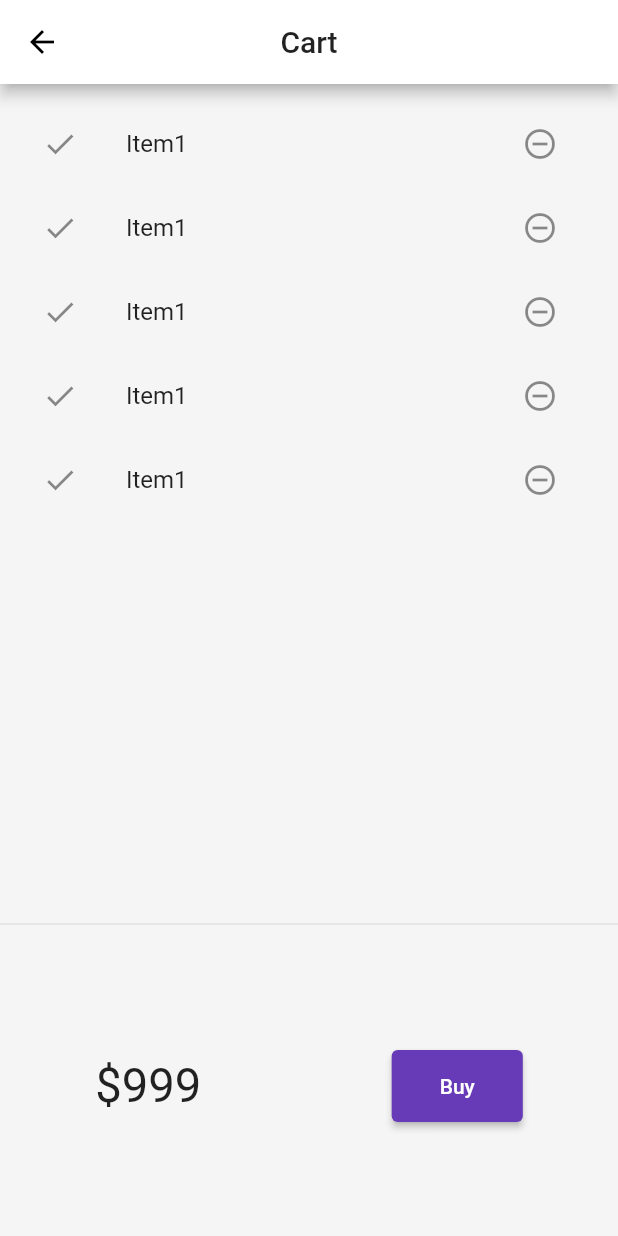
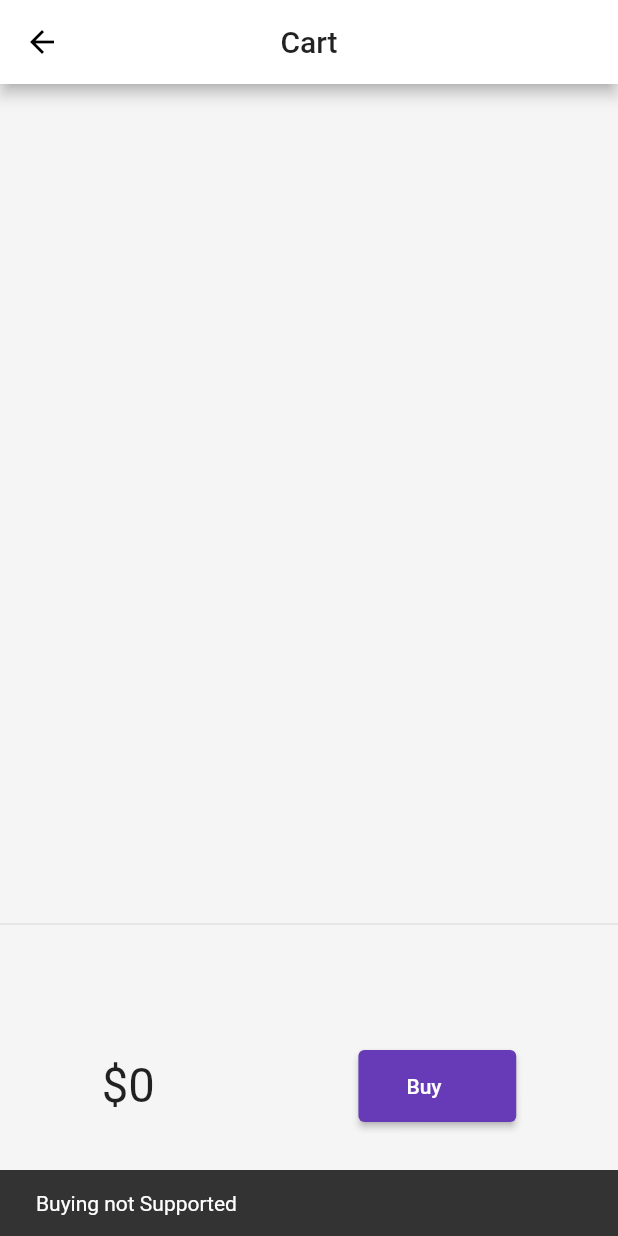
Before and after one commit to Olympus9239/Category-Ecom-App-FLutter, a Flutter app: the CartPage screen opened by its route, after a tap on "Buy", on a phone screen of 412 x 824 dp. Run offline on Flutter 3.47's test engine with Material 2 defaults, Android fonts, the phone set to English and light mode, and no system bars; our stand-ins replace velocity_x; network calls fail.

Commit message:
Day24(Add to Cart)

```diff
--- a/lib/Pages/cart_page.dart
+++ b/lib/Pages/cart_page.dart
@@ -1,4 +1,5 @@
 import 'package:category_app/Widgets/themes.dart';
+import 'package:category_app/models/cart.dart';
 import 'package:flutter/material.dart';
 import 'package:velocity_x/velocity_x.dart';
 
@@ -36,13 +37,17 @@ import 'package:velocity_x/velocity_x.dart';
  class __CardTotalState extends State<_CardTotal> {
    @override
    Widget build(BuildContext context) {
+        final _cart=CartModel();
+
      return SizedBox(
        height: 200,
        child: Row(
          mainAxisAlignment: MainAxisAlignment.spaceAround,
          children: [
-                  "\$999".text.xl4.make(),
-                  ElevatedButton(onPressed: (){}, child: "Buy".text.make().p16(),)
+                  "\$${_cart.totalPrice}".text.xl4.make(),
+                  ElevatedButton(onPressed: (){
+                    ScaffoldMessenger.of(context).showSnackBar(SnackBar(content: "Buying not Supported".text.make()));
+                  }, child: "Buy".text.make().w10(context).p16(),)
        ],),
      );
    }
@@ -56,10 +61,11 @@ import 'package:velocity_x/velocity_x.dart';
  }
 
  class __CartFulState extends State<_CartFul> {
+   final _cart=CartModel();
    @override
    Widget build(BuildContext context) {
      return ListView.builder(
-       itemCount: 5,
+       itemCount: _cart.items?.length,
        itemBuilder: (context ,index){
 
          return  ListTile(
@@ -67,7 +73,7 @@ import 'package:velocity_x/velocity_x.dart';
                 onPressed: (){},
                 ),
                 leading: Icon(Icons.done),
-                title: "Item1".text.make(),
+                title: _cart.items[index].name.text.make(),
 
 
 
--- /dev/null
+++ b/lib/models/cart.dart
@@ -0,0 +1,38 @@
+
+import 'package:category_app/models/catalog.dart';
+
+class CartModel{
+  static final cartModel=CartModel._internal();
+CartModel._internal();
+factory CartModel()=>cartModel;
+
+
+  CatalogModel   _catalog;
+
+  // Collection of Ids-Store Ids of each Item
+
+   final List<int> _itemIds=[];
+
+   // Get Catalog
+
+   CatalogModel get catalog => _catalog;// We are using get and set because we have kept catalog private. it gives us access to more functions
+
+   set catalog(CatalogModel newCatalog){
+          assert(newCatalog!=null);
+     _catalog=newCatalog;
+   }
+         // Get items in the cart
+         List<Item> get items => _itemIds.map((id) => _catalog.getbyId(id)).toList();
+
+         // Get Total Price
+         num get totalPrice=>items.fold(0, (total, current) => total+current.price);
+    //Add item
+    void add(Item item){
+      _itemIds.add(item.id);
+    }
+    //Remove Item
+     void remove(Item item){
+       _itemIds.remove(item.id);
+     }
+
+}
--- a/lib/models/catalog.dart
+++ b/lib/models/catalog.dart
@@ -1,6 +1,9 @@
 import 'dart:convert';
 
 class    CatalogModel{
+  static final catModel=CatalogModel._internal();
+CatalogModel._internal();
+factory CatalogModel()=>catModel;
 static  List<Item> items;
 
 // get items by id
```
Also changed, not shown: lib/Pages/home_page.dart (+36 -6 lines), lib/main.dart (line endings or trailing spaces).
